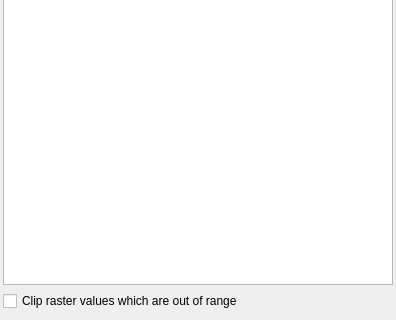
The window that src/ui/qgssinglebandpseudocolorrendererwidgetbase.ui (qgis/QGIS) describes before a commit, drawn with Qt 5; both pictures show x 0 to 396 and y 285 to 605 of the 396 by 605 pixel window.
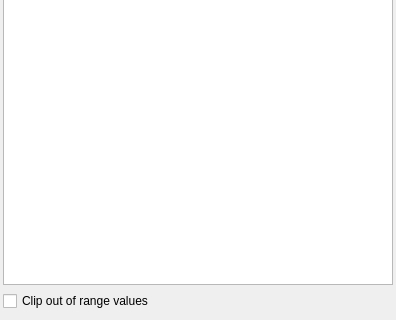
The same window after the commit. Icons and pictures are not drawn. Custom widgets are drawn as their Qt base class.

Commit message:
[raster] Fix pseudocolor clip option (setting was lost in the pipeline)
Also disable checkbox for exact and discrete mode, as it isn't used there.

The edit to the form file:
```diff
--- a/src/ui/qgssinglebandpseudocolorrendererwidgetbase.ui
+++ b/src/ui/qgssinglebandpseudocolorrendererwidgetbase.ui
@@ -251,7 +251,7 @@
       <string>If checked, any pixels with a value out of range will not be rendered</string>
      </property>
      <property name="text">
-      <string>Clip raster values which are out of range</string>
+      <string>Clip out of range values</string>
      </property>
     </widget>
    </item>
```
The commit also changes 3 other files.
